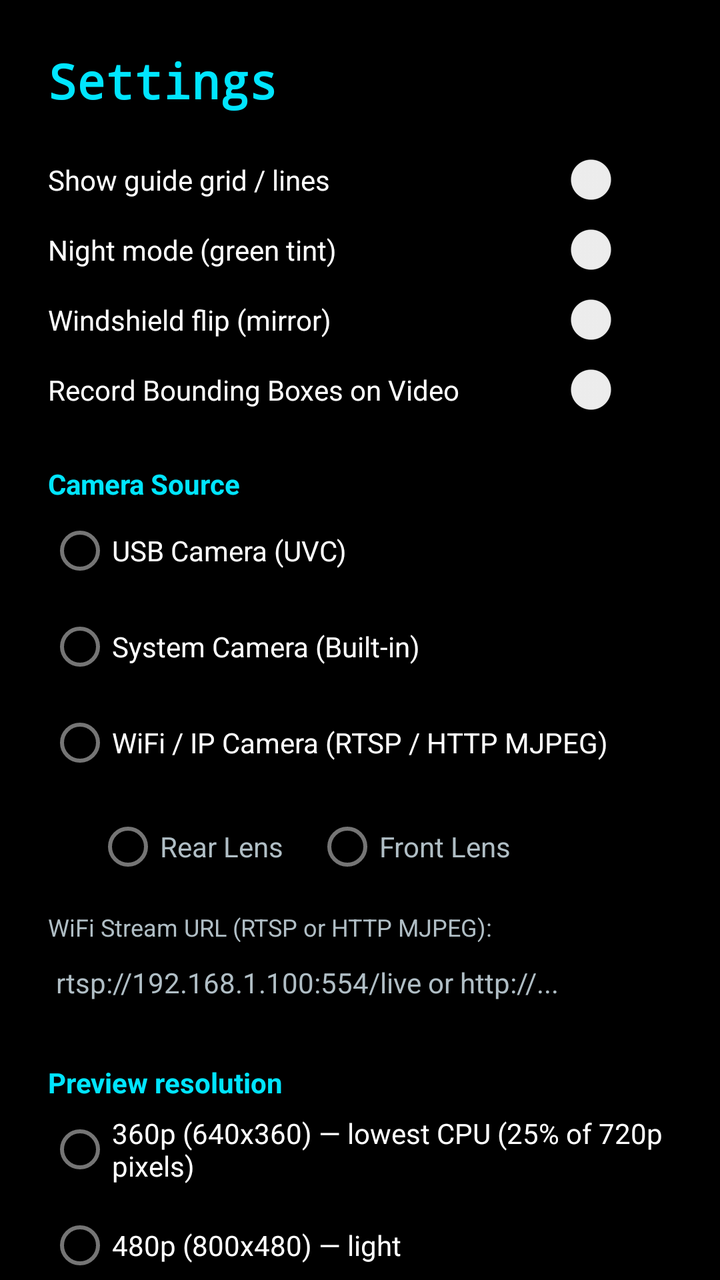
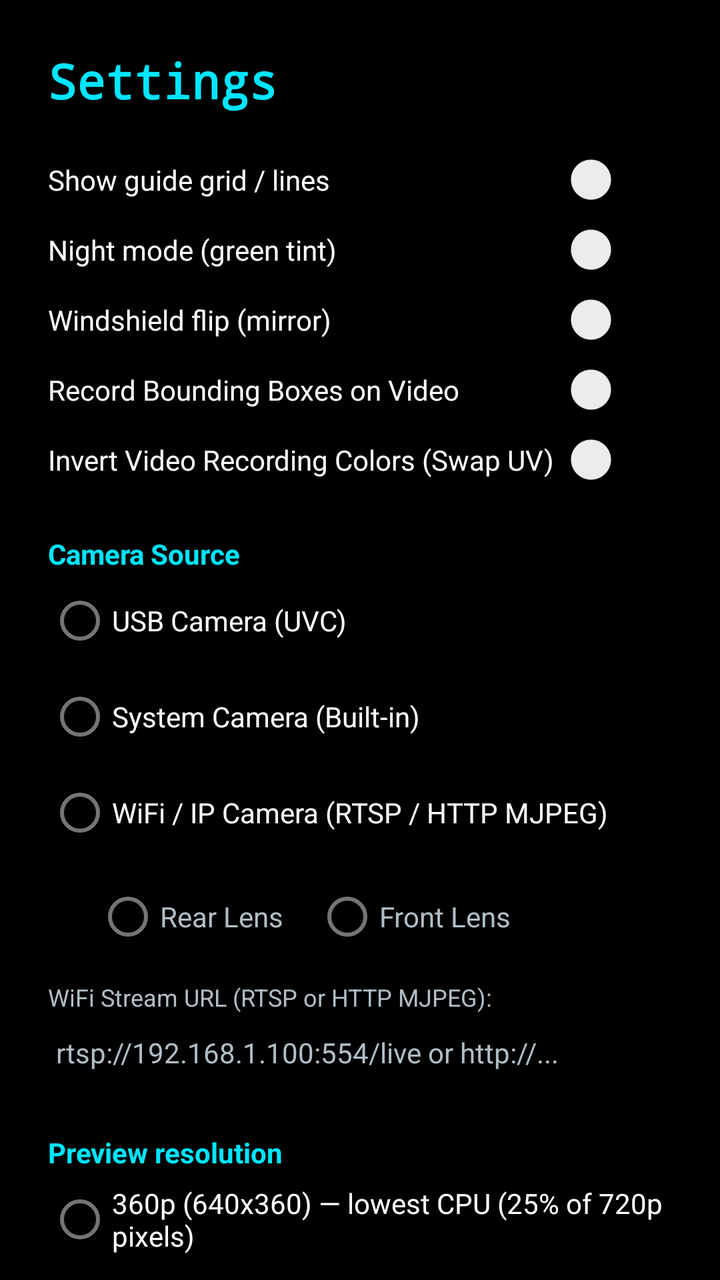

Screens rendered from an Android XML layout before and after an edit, with the pre-edit source and the edit as a unified diff.
<!-- AndroidManifest.xml: application theme Theme.AndroidUsbCameraHud -->
<!-- res/layout/activity_settings.xml -->
<?xml version="1.0" encoding="utf-8"?>
<ScrollView xmlns:android="http://schemas.android.com/apk/res/android"
    android:layout_width="match_parent"
    android:layout_height="match_parent"
    android:background="@color/hud_bg"
    android:fillViewport="true">

    <LinearLayout
        android:layout_width="match_parent"
        android:layout_height="wrap_content"
        android:orientation="vertical"
        android:padding="24dp">

        <TextView
            android:layout_width="wrap_content"
            android:layout_height="wrap_content"
            android:text="@string/settings_title"
            android:textColor="@color/hud_accent"
            android:textSize="24sp"
            android:textStyle="bold"
            android:fontFamily="monospace" />

        
        <Switch
            android:id="@+id/swGrid"
            android:layout_width="match_parent"
            android:layout_height="wrap_content"
            android:layout_marginTop="20dp"
            android:text="@string/settings_grid"
            android:textColor="@color/hud_text_primary" />

        <Switch
            android:id="@+id/swNight"
            android:layout_width="match_parent"
            android:layout_height="wrap_content"
            android:layout_marginTop="8dp"
            android:text="@string/settings_night"
            android:textColor="@color/hud_text_primary" />

        <Switch
            android:id="@+id/swMirror"
            android:layout_width="match_parent"
            android:layout_height="wrap_content"
            android:layout_marginTop="8dp"
            android:text="@string/settings_mirror"
            android:textColor="@color/hud_text_primary" />

        <Switch
            android:id="@+id/swRecordOverlay"
            android:layout_width="match_parent"
            android:layout_height="wrap_content"
            android:layout_marginTop="8dp"
            android:text="Record Bounding Boxes on Video"
            android:textColor="@color/hud_text_primary" />

        
        <TextView
            android:layout_width="wrap_content"
            android:layout_height="wrap_content"
            android:layout_marginTop="24dp"
            android:text="Camera Source"
            android:textColor="@color/hud_accent"
            android:textStyle="bold" />

        <RadioGroup
            android:id="@+id/rgCameraSource"
            android:layout_width="match_parent"
            android:layout_height="wrap_content"
            android:orientation="vertical">

            <RadioButton
                android:id="@+id/rbCamUsb"
                android:layout_width="wrap_content"
                android:layout_height="wrap_content"
                android:text="USB Camera (UVC)"
                android:textColor="@color/hud_text_primary" />

            <RadioButton
                android:id="@+id/rbCamSystem"
                android:layout_width="wrap_content"
                android:layout_height="wrap_content"
                android:text="System Camera (Built-in)"
                android:textColor="@color/hud_text_primary" />

            <RadioButton
                android:id="@+id/rbCamWifi"
                android:layout_width="wrap_content"
                android:layout_height="wrap_content"
                android:text="WiFi / IP Camera (RTSP / HTTP MJPEG)"
                android:textColor="@color/hud_text_primary" />
        </RadioGroup>

        
        <RadioGroup
            android:id="@+id/rgSystemFacing"
            android:layout_width="match_parent"
            android:layout_height="wrap_content"
            android:layout_marginStart="24dp"
            android:layout_marginTop="4dp"
            android:orientation="horizontal">

            <RadioButton
                android:id="@+id/rbLensBack"
                android:layout_width="wrap_content"
                android:layout_height="wrap_content"
                android:text="Rear Lens"
                android:textColor="@color/hud_text_secondary" />

            <RadioButton
                android:id="@+id/rbLensFront"
                android:layout_width="wrap_content"
                android:layout_height="wrap_content"
                android:layout_marginStart="16dp"
                android:text="Front Lens"
                android:textColor="@color/hud_text_secondary" />
        </RadioGroup>

        
        <TextView
            android:id="@+id/tvWifiUrlLabel"
            android:layout_width="wrap_content"
            android:layout_height="wrap_content"
            android:layout_marginTop="8dp"
            android:text="WiFi Stream URL (RTSP or HTTP MJPEG):"
            android:textColor="@color/hud_text_secondary"
            android:textSize="12sp" />

        <EditText
            android:id="@+id/etWifiUrl"
            android:layout_width="match_parent"
            android:layout_height="wrap_content"
            android:hint="rtsp://192.168.1.100:554/live or http://..."
            android:textColor="@color/hud_text_primary"
            android:textColorHint="@color/hud_text_secondary"
            android:textSize="14sp"
            android:inputType="textUri" />

        
        <TextView
            android:layout_width="wrap_content"
            android:layout_height="wrap_content"
            android:layout_marginTop="24dp"
            android:text="@string/settings_resolution"
            android:textColor="@color/hud_accent"
            android:textStyle="bold" />

        <RadioGroup
            android:id="@+id/rgResolution"
            android:layout_width="match_parent"
            android:layout_height="wrap_content"
            android:orientation="vertical">

            <RadioButton
                android:id="@+id/rb360"
                android:layout_width="wrap_content"
                android:layout_height="wrap_content"
                android:text="@string/settings_res_360"
                android:textColor="@color/hud_text_primary" />

            <RadioButton
                android:id="@+id/rb480"
                android:layout_width="wrap_content"
                android:layout_height="wrap_content"
                android:text="@string/settings_res_480"
                android:textColor="@color/hud_text_primary" />

            <RadioButton
                android:id="@+id/rb544"
                android:layout_width="wrap_content"
                android:layout_height="wrap_content"
                android:text="@string/settings_res_544"
                android:textColor="@color/hud_text_primary" />

            <RadioButton
                android:id="@+id/rb720"
                android:layout_width="wrap_content"
                android:layout_height="wrap_content"
                android:text="@string/settings_res_720"
                android:textColor="@color/hud_text_primary" />

            <RadioButton
                android:id="@+id/rb1080"
                android:layout_width="wrap_content"
                android:layout_height="wrap_content"
                android:text="@string/settings_res_1080"
                android:textColor="@color/hud_text_primary" />
        </RadioGroup>

        <TextView
            android:layout_width="match_parent"
            android:layout_height="wrap_content"
            android:layout_marginTop="4dp"
            android:text="@string/settings_resolution_hint"
            android:textColor="@color/hud_text_secondary"
            android:textSize="11sp" />

        <TextView
            android:layout_width="wrap_content"
            android:layout_height="wrap_content"
            android:layout_marginTop="20dp"
            android:text="@string/settings_framerate"
            android:textColor="@color/hud_accent"
            android:textStyle="bold" />

        <RadioGroup
            android:id="@+id/rgFps"
            android:layout_width="match_parent"
            android:layout_height="wrap_content"
            android:orientation="vertical">

            <RadioButton
                android:id="@+id/rbFps15"
                android:layout_width="wrap_content"
                android:layout_height="wrap_content"
                android:text="@string/settings_fps_15"
                android:textColor="@color/hud_text_primary" />

            <RadioButton
                android:id="@+id/rbFps20"
                android:layout_width="wrap_content"
                android:layout_height="wrap_content"
                android:text="@string/settings_fps_20"
                android:textColor="@color/hud_text_primary" />

            <RadioButton
                android:id="@+id/rbFps30"
                android:layout_width="wrap_content"
                android:layout_height="wrap_content"
                android:text="@string/settings_fps_30"
                android:textColor="@color/hud_text_primary" />
        </RadioGroup>

        <TextView
            android:layout_width="match_parent"
            android:layout_height="wrap_content"
            android:layout_marginTop="4dp"
            android:text="@string/settings_framerate_hint"
            android:textColor="@color/hud_text_secondary"
            android:textSize="11sp" />

        
        <TextView
            android:layout_width="wrap_content"
            android:layout_height="wrap_content"
            android:layout_marginTop="24dp"
            android:text="@string/settings_detection"
            android:textColor="@color/hud_accent"
            android:textStyle="bold" />

        <Switch
            android:id="@+id/swDetect"
            android:layout_width="match_parent"
            android:layout_height="wrap_content"
            android:text="@string/settings_detect_on"
            android:textColor="@color/hud_text_primary" />

        <TextView
            android:layout_width="wrap_content"
            android:layout_height="wrap_content"
            android:layout_marginTop="10dp"
            android:text="@string/settings_confidence"
            android:textColor="@color/hud_text_primary" />

        <SeekBar
            android:id="@+id/sbConfidence"
            android:layout_width="match_parent"
            android:layout_height="wrap_content"
            android:max="95" />

        <TextView
            android:id="@+id/tvConfidence"
            android:layout_width="match_parent"
            android:layout_height="wrap_content"
            android:textColor="@color/hud_text_secondary"
            android:textSize="11sp" />

        <TextView
            android:layout_width="wrap_content"
            android:layout_height="wrap_content"
            android:layout_marginTop="14dp"
            android:text="@string/settings_detect_rate"
            android:textColor="@color/hud_text_primary" />

        <RadioGroup
            android:id="@+id/rgDetectRate"
            android:layout_width="match_parent"
            android:layout_height="wrap_content"
            android:orientation="vertical">

            <RadioButton
                android:id="@+id/rbRate1"
                android:layout_width="wrap_content"
                android:layout_height="wrap_content"
                android:text="@string/settings_rate_1"
                android:textColor="@color/hud_text_primary" />

            <RadioButton
                android:id="@+id/rbRate2"
                android:layout_width="wrap_content"
                android:layout_height="wrap_content"
                android:text="@string/settings_rate_2"
                android:textColor="@color/hud_text_primary" />

            <RadioButton
                android:id="@+id/rbRate5"
                android:layout_width="wrap_content"
                android:layout_height="wrap_content"
                android:text="@string/settings_rate_5"
                android:textColor="@color/hud_text_primary" />

            <RadioButton
                android:id="@+id/rbRateFree"
                android:layout_width="wrap_content"
                android:layout_height="wrap_content"
                android:text="@string/settings_rate_free"
                android:textColor="@color/hud_text_primary" />
        </RadioGroup>

        <TextView
            android:layout_width="match_parent"
            android:layout_height="wrap_content"
            android:layout_marginTop="4dp"
            android:text="@string/settings_detect_rate_hint"
            android:textColor="@color/hud_text_secondary"
            android:textSize="11sp" />


        <EditText
            android:id="@+id/etModel"
            android:layout_width="match_parent"
            android:layout_height="wrap_content"
            android:layout_marginTop="12dp"
            android:hint="@string/settings_model_hint"
            android:importantForAutofill="no"
            android:textColor="@color/hud_text_primary"
            android:textColorHint="@color/hud_text_secondary"
            android:inputType="text" />

        
        <TextView
            android:layout_width="match_parent"
            android:layout_height="wrap_content"
            android:layout_marginTop="18dp"
            android:text="@string/settings_calib"
            android:textColor="@color/hud_text_primary"
            android:textSize="15sp"
            android:textStyle="bold" />

        <LinearLayout
            android:layout_width="match_parent"
            android:layout_height="wrap_content"
            android:layout_marginTop="6dp"
            android:orientation="horizontal">

            <EditText
                android:id="@+id/etCamHeight"
                android:layout_width="0dp"
                android:layout_weight="1"
                android:layout_height="wrap_content"
                android:hint="@string/settings_calib_height_hint"
                android:importantForAutofill="no"
                android:textColor="@color/hud_text_primary"
                android:textColorHint="@color/hud_text_secondary"
                android:textSize="13sp"
                android:inputType="numberDecimal" />

            <EditText
                android:id="@+id/etCamPitch"
                android:layout_width="0dp"
                android:layout_weight="1"
                android:layout_height="wrap_content"
                android:hint="@string/settings_calib_pitch_hint"
                android:importantForAutofill="no"
                android:textColor="@color/hud_text_primary"
                android:textColorHint="@color/hud_text_secondary"
                android:textSize="13sp"
                android:inputType="numberDecimal|numberSigned" />

            <EditText
                android:id="@+id/etCamFov"
                android:layout_width="0dp"
                android:layout_weight="1"
                android:layout_height="wrap_content"
                android:hint="@string/settings_calib_fov_hint"
                android:importantForAutofill="no"
                android:textColor="@color/hud_text_primary"
                android:textColorHint="@color/hud_text_secondary"
                android:textSize="13sp"
                android:inputType="numberDecimal" />
        </LinearLayout>

        <TextView
            android:layout_width="match_parent"
            android:layout_height="wrap_content"
            android:layout_marginTop="4dp"
            android:text="@string/settings_calib_hint"
            android:textColor="@color/hud_text_secondary"
            android:textSize="11sp" />

        <Button
            android:id="@+id/btnLiveCalib"
            android:layout_width="match_parent"
            android:layout_height="wrap_content"
            android:layout_marginTop="8dp"
            android:backgroundTint="@color/hud_button_bg"
            android:text="@string/settings_open_live_calib"
            android:textColor="@color/hud_accent"
            android:textStyle="bold" />

        <TextView
            android:layout_width="match_parent"
            android:layout_height="wrap_content"
            android:layout_marginTop="4dp"
            android:text="@string/settings_model_hint2"
            android:textColor="@color/hud_text_secondary"
            android:textSize="11sp" />

        
        <Button
            android:id="@+id/btnSave"
            android:layout_width="match_parent"
            android:layout_height="wrap_content"
            android:layout_marginTop="24dp"
            android:backgroundTint="@color/hud_accent"
            android:text="@string/settings_save"
            android:textColor="#001018"
            android:textStyle="bold" />

        <Button
            android:id="@+id/btnCancel"
            android:layout_width="match_parent"
            android:layout_height="wrap_content"
            android:layout_marginTop="8dp"
            android:backgroundTint="@color/hud_button_bg"
            android:text="@string/settings_cancel"
            android:textColor="@color/hud_text_primary" />
    </LinearLayout>
</ScrollView>
<!-- resources referenced by this layout -->
<resources>
  <color name="hud_accent">#00E5FF</color>
  <color name="hud_bg">#000000</color>
  <color name="hud_button_bg">#33263238</color>
  <color name="hud_text_primary">#FFFFFF</color>
  <color name="hud_text_secondary">#B0BEC5</color>
  <string name="settings_calib">Distance calibration (geometry)</string>
  <string name="settings_calib_fov_hint">hFOV °</string>
  <string name="settings_calib_height_hint">height m</string>
  <string name="settings_calib_hint">Flat-road model: distance = height / tan(angle below horizon). Calibrate pitch by putting an object at a known distance and comparing the reported distance. Height error scales every distance; pitch error grows with range.</string>
  <string name="settings_calib_pitch_hint">pitch °</string>
  <string name="settings_cancel">Cancel</string>
  <string name="settings_confidence">Detection confidence threshold</string>
  <string name="settings_detect_on">Enable ONNX detection</string>
  <string name="settings_detect_rate">Detection rate</string>
  <string name="settings_detect_rate_hint">Inference runs as fast as the model can execute on incoming frames (Free Run), or throttled to save power.</string>
  <string name="settings_detection">Object detection (ONNX Runtime)</string>
  <string name="settings_fps_15">15 fps — lightest</string>
  <string name="settings_fps_20">20 fps</string>
  <string name="settings_fps_30">30 fps — smoothest</string>
  <string name="settings_framerate">Target frame rate</string>
  <string name="settings_framerate_hint">A UVC camera only accepts frame rates it advertises. If the requested rate is unsupported the app falls back automatically.</string>
  <string name="settings_grid">Show guide grid / lines</string>
  <string name="settings_mirror">Windshield flip (mirror)</string>
  <string name="settings_model_hint">model asset name (e.g. model.onnx)</string>
  <string name="settings_model_hint2">Put your .onnx model in app/src/main/assets/. Detection runs on CPU; enabling it costs CPU.</string>
  <string name="settings_night">Night mode (green tint)</string>
  <string name="settings_open_live_calib">🎯 Open Live Interactive Calibration</string>
  <string name="settings_rate_1">1 per second (1 FPS) — lightest</string>
  <string name="settings_rate_2">2 per second (2 FPS) — balanced</string>
  <string name="settings_rate_5">5 per second (5 FPS) — responsive</string>
  <string name="settings_rate_free">Free Run (Max FPS / Uncapped) — lowest latency</string>
  <string name="settings_res_1080">1080p (1920x1080) — sharpest, heaviest</string>
  <string name="settings_res_360">360p (640x360) — lowest CPU (25% of 720p pixels)</string>
  <string name="settings_res_480">480p (800x480) — light</string>
  <string name="settings_res_544">544p (960x544) — medium</string>
  <string name="settings_res_720">720p (1280x720) — balanced</string>
  <string name="settings_resolution">Preview resolution</string>
  <string name="settings_resolution_hint">Decode cost tracks pixel count. 640x480 is advertised by this camera but will not negotiate, so it is not offered.</string>
  <string name="settings_save">Save &amp; Apply</string>
  <string name="settings_title">Settings</string>
  <style name="Theme.AndroidUsbCameraHud" parent="Theme.MaterialComponents.DayNight.NoActionBar">
          <item name="colorPrimary">@color/hud_accent</item>
          <item name="android:statusBarColor">@color/hud_bg</item>
          <item name="android:navigationBarColor">@color/hud_bg</item>
      </style>
</resources>

<!-- the commit's change to res/layout/activity_settings.xml (unified diff, before → after) -->
@@ -51,6 +51,14 @@
             android:layout_height="wrap_content"
             android:layout_marginTop="8dp"
             android:text="Record Bounding Boxes on Video"
+            android:textColor="@color/hud_text_primary" />
+
+        <Switch
+            android:id="@+id/swSwapChroma"
+            android:layout_width="match_parent"
+            android:layout_height="wrap_content"
+            android:layout_marginTop="8dp"
+            android:text="Invert Video Recording Colors (Swap UV)"
             android:textColor="@color/hud_text_primary" />
 
         
